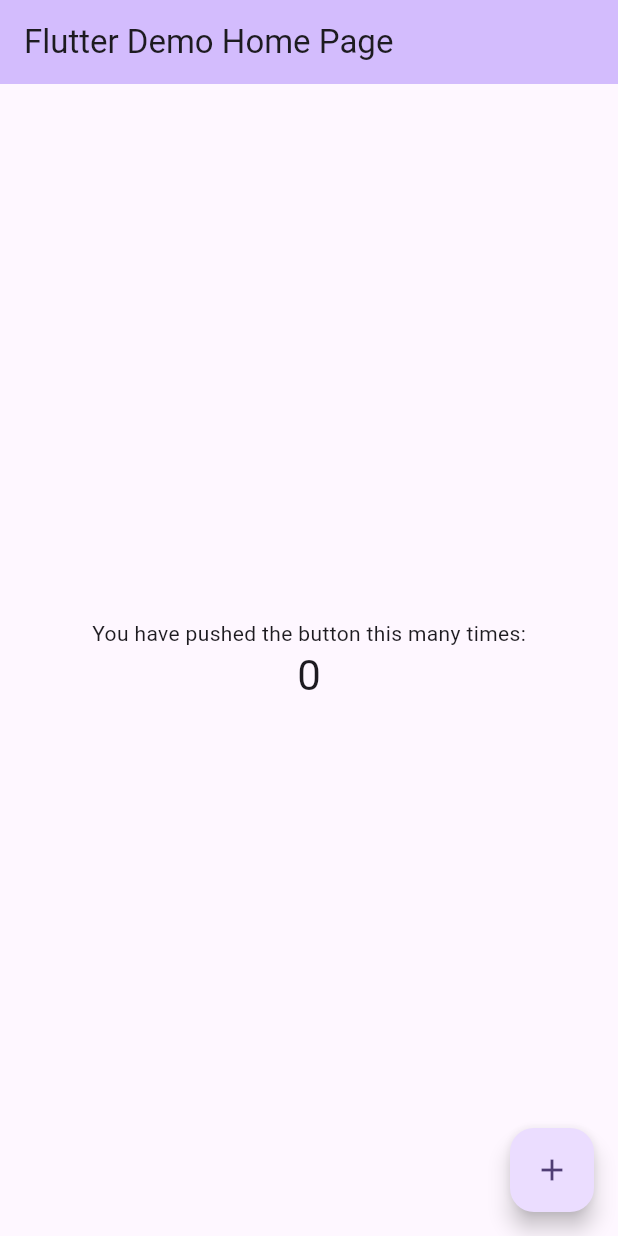
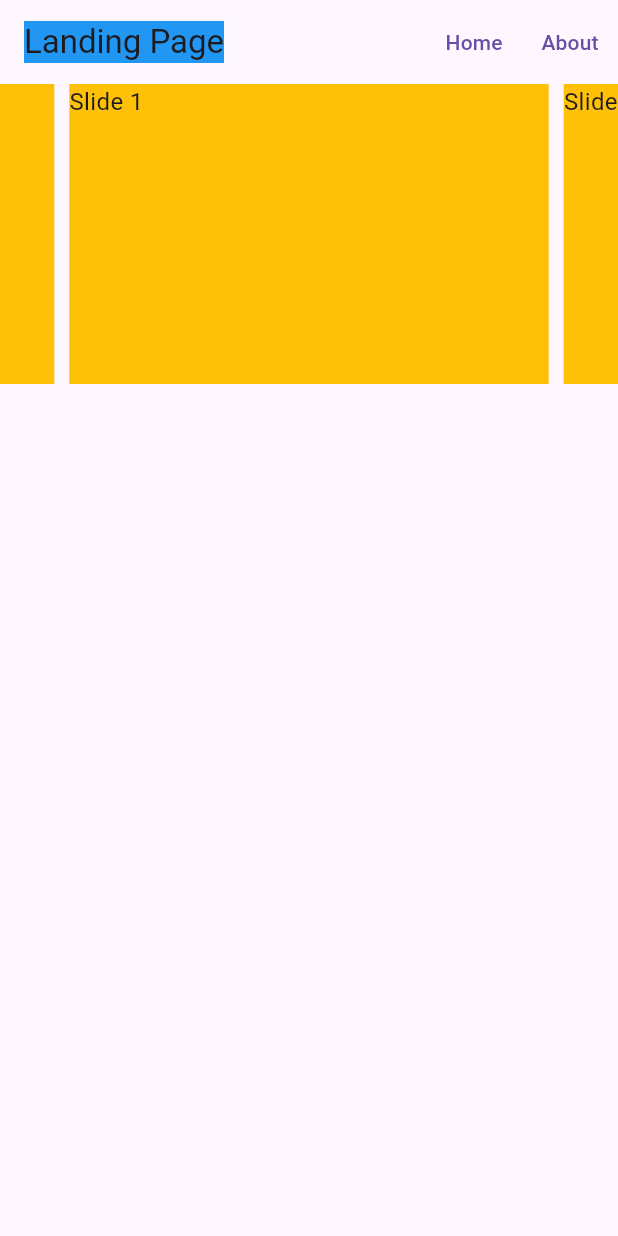
Before and after one commit to Rahmadfarizan/ecgoevmoto, a Flutter app: the screen it shows after launch, on a phone screen of 412 x 824 dp. Run offline on Flutter 3.47's test engine with Material 3 defaults, Android fonts, the phone set to English and light mode, and no system bars; drawn by our look-alikes of carousel_slider; our stand-ins replace get.

Commit message:
set structure file and folder

```diff
--- /dev/null
+++ b/lib/app/pages/about/about_page.dart
@@ -0,0 +1,15 @@
+import 'package:flutter/material.dart';
+
+class AboutPage extends StatefulWidget {
+  const AboutPage({super.key});
+
+  @override
+  State<AboutPage> createState() => _AboutPageState();
+}
+
+class _AboutPageState extends State<AboutPage> {
+  @override
+  Widget build(BuildContext context) {
+    return const Placeholder();
+  }
+}
--- /dev/null
+++ b/lib/app/pages/home/home_page.dart
@@ -0,0 +1,49 @@
+import 'package:carousel_slider/carousel_slider.dart';
+import 'package:flutter/material.dart';
+import 'package:get/get.dart';
+
+
+class HomePage extends StatelessWidget {
+  const HomePage({super.key});
+
+  @override
+  Widget build(BuildContext context) {
+    return Scaffold(
+      appBar: AppBar(
+        title: AnimatedContainer(
+          duration: const Duration(seconds: 2),
+          curve: Curves.easeInOut,
+          color: Colors.blue,
+          child: const Text('Landing Page'),
+        ),
+        actions: [
+          TextButton(
+              onPressed: () => Get.toNamed('/home'), child: const Text('Home')),
+          TextButton(
+              onPressed: () => Get.toNamed('/about'),
+              child: const Text('About')),
+        ],
+      ),
+      body: Column(
+        children: [
+          CarouselSlider(
+            options: CarouselOptions(height: 200.0, autoPlay: true),
+            items: [1, 2, 3, 4, 5].map((i) {
+              return Builder(
+                builder: (BuildContext context) {
+                  return Container(
+                      width: MediaQuery.of(context).size.width,
+                      margin: const EdgeInsets.symmetric(horizontal: 5.0),
+                      decoration: const BoxDecoration(color: Colors.amber),
+                      child: Text('Slide $i',
+                          style: const TextStyle(fontSize: 16.0)));
+                },
+              );
+            }).toList(),
+          ),
+          // Add more content here
+        ],
+      ),
+    );
+  }
+}
--- a/lib/main.dart
+++ b/lib/main.dart
@@ -1,4 +1,7 @@
+import 'package:ecgoevmoto/app/pages/about/about_page.dart';
+import 'package:ecgoevmoto/app/pages/home/home_page.dart';
 import 'package:flutter/material.dart';
+import 'package:get/get.dart';
 
 void main() {
   runApp(const MyApp());
@@ -7,119 +10,18 @@
 class MyApp extends StatelessWidget {
   const MyApp({super.key});
 
-  // This widget is the root of your application.
   @override
   Widget build(BuildContext context) {
-    return MaterialApp(
-      title: 'Flutter Demo',
+    return GetMaterialApp(
+      title: 'Landing Page',
       theme: ThemeData(
-        // This is the theme of your application.
-        //
-        // TRY THIS: Try running your application with "flutter run". You'll see
-        // the application has a purple toolbar. Then, without quitting the app,
-        // try changing the seedColor in the colorScheme below to Colors.green
-        // and then invoke "hot reload" (save your changes or press the "hot
-        // reload" button in a Flutter-supported IDE, or press "r" if you used
-        // the command line to start the app).
-        //
-        // Notice that the counter didn't reset back to zero; the application
-        // state is not lost during the reload. To reset the state, use hot
-        // restart instead.
-        //
-        // This works for code too, not just values: Most code changes can be
-        // tested with just a hot reload.
-        colorScheme: ColorScheme.fromSeed(seedColor: Colors.deepPurple),
-        useMaterial3: true,
+        primarySwatch: Colors.blue,
       ),
-      home: const MyHomePage(title: 'Flutter Demo Home Page'),
+      initialRoute: '/home',
+      getPages: [
+        GetPage(name: '/home', page: () => const HomePage()),
+        GetPage(name: '/about', page: () => const AboutPage()),
+      ],
     );
   }
 }
-
-class MyHomePage extends StatefulWidget {
-  const MyHomePage({super.key, required this.title});
-
-  // This widget is the home page of your application. It is stateful, meaning
-  // that it has a State object (defined below) that contains fields that affect
-  // how it looks.
-
-  // This class is the configuration for the state. It holds the values (in this
-  // case the title) provided by the parent (in this case the App widget) and
-  // used by the build method of the State. Fields in a Widget subclass are
-  // always marked "final".
-
-  final String title;
-
-  @override
-  State<MyHomePage> createState() => _MyHomePageState();
-}
-
-class _MyHomePageState extends State<MyHomePage> {
-  int _counter = 0;
-
-  void _incrementCounter() {
-    setState(() {
-      // This call to setState tells the Flutter framework that something has
-      // changed in this State, which causes it to rerun the build method below
-      // so that the display can reflect the updated values. If we changed
-      // _counter without calling setState(), then the build method would not be
-      // called again, and so nothing would appear to happen.
-      _counter++;
-    });
-  }
-
-  @override
-  Widget build(BuildContext context) {
-    // This method is rerun every time setState is called, for instance as done
-    // by the _incrementCounter method above.
-    //
-    // The Flutter framework has been optimized to make rerunning build methods
-    // fast, so that you can just rebuild anything that needs updating rather
-    // than having to individually change instances of widgets.
-    return Scaffold(
-      appBar: AppBar(
-        // TRY THIS: Try changing the color here to a specific color (to
-        // Colors.amber, perhaps?) and trigger a hot reload to see the AppBar
-        // change color while the other colors stay the same.
-        backgroundColor: Theme.of(context).colorScheme.inversePrimary,
-        // Here we take the value from the MyHomePage object that was created by
-        // the App.build method, and use it to set our appbar title.
-        title: Text(widget.title),
-      ),
-      body: Center(
-        // Center is a layout widget. It takes a single child and positions it
-        // in the middle of the parent.
-        child: Column(
-          // Column is also a layout widget. It takes a list of children and
-          // arranges them vertically. By default, it sizes itself to fit its
-          // children horizontally, and tries to be as tall as its parent.
-          //
-          // Column has various properties to control how it sizes itself and
-          // how it positions its children. Here we use mainAxisAlignment to
-          // center the children vertically; the main axis here is the vertical
-          // axis because Columns are vertical (the cross axis would be
-          // horizontal).
-          //
-          // TRY THIS: Invoke "debug painting" (choose the "Toggle Debug Paint"
-          // action in the IDE, or press "p" in the console), to see the
-          // wireframe for each widget.
-          mainAxisAlignment: MainAxisAlignment.center,
-          children: <Widget>[
-            const Text(
-              'You have pushed the button this many times:',
-            ),
-            Text(
-              '$_counter',
-              style: Theme.of(context).textTheme.headlineMedium,
-            ),
-          ],
-        ),
-      ),
-      floatingActionButton: FloatingActionButton(
-        onPressed: _incrementCounter,
-        tooltip: 'Increment',
-        child: const Icon(Icons.add),
-      ), // This trailing comma makes auto-formatting nicer for build methods.
-    );
-  }
-}
--- a/pubspec.yaml
+++ b/pubspec.yaml
@@ -35,6 +35,8 @@ dependencies:
   # The following adds the Cupertino Icons font to your application.
   # Use with the CupertinoIcons class for iOS style icons.
   cupertino_icons: ^1.0.8
+  get: ^4.6.5
+  carousel_slider: ^5.0.0
 
 dev_dependencies:
   flutter_test:
```
Also changed, not shown: lib/app/bindings/about_binding.dart (added), lib/app/bindings/home_binding.dart (added), lib/app/controllers/about_controller.dart (added), lib/app/controllers/home_controller.dart (added), lib/app/routes/app_pages.dart (added), lib/app/themes/app_theme.dart (added), lib/app/widgets/app_bar.dart (added), lib/app/widgets/carousel.dart (added), pubspec.lock, 1 other file.
